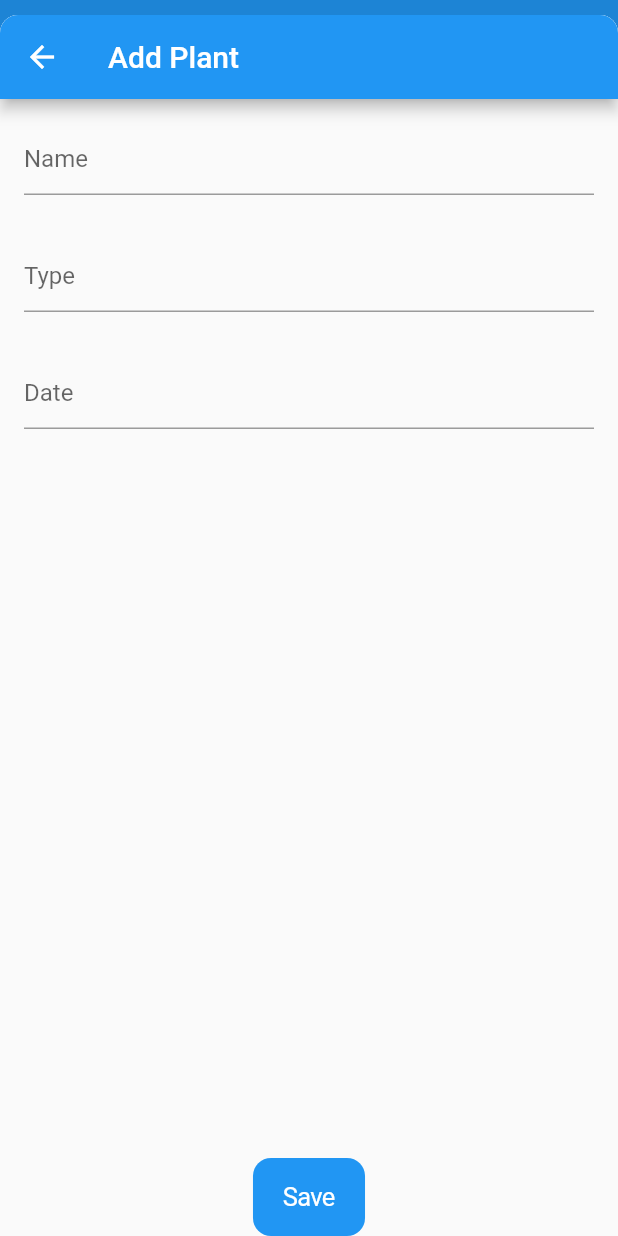
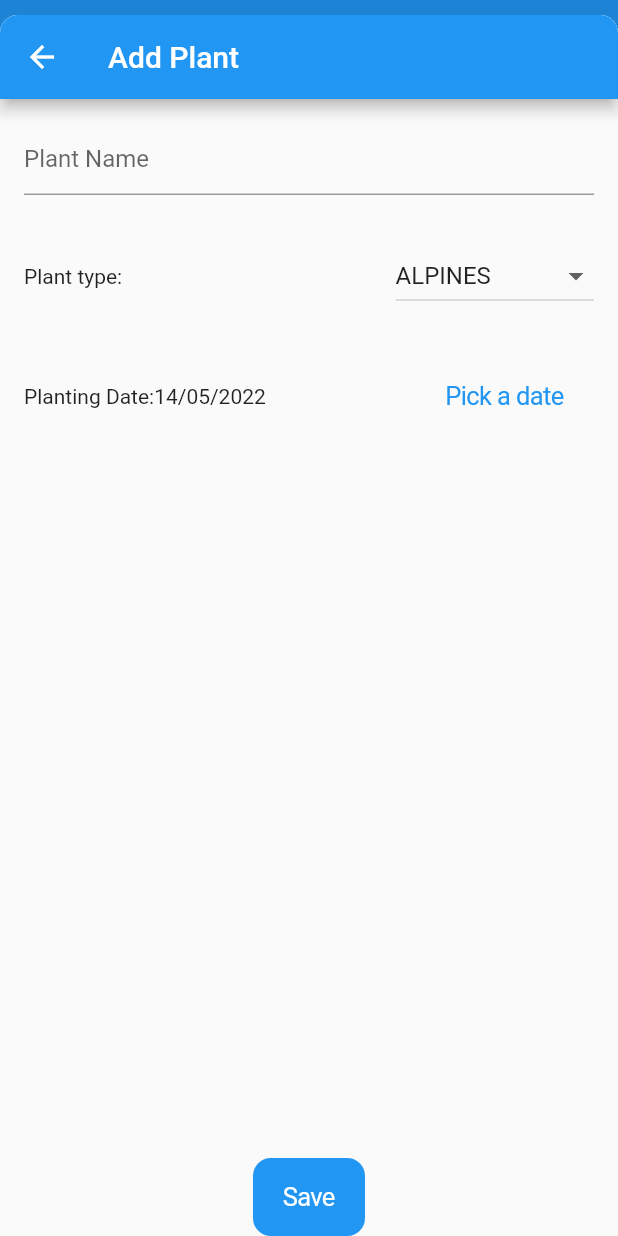
Before and after one commit to semsturgut/flutter_garden, a Flutter app: the screen it shows after launch, after a tap on "+ Add plant", on a phone screen of 412 x 824 dp. Run offline on Flutter 3.47's test engine with Material 2 defaults, Android fonts, the light colour scheme and no system bars; our stand-ins replace auto_route, bloc, floor, flutter_bloc, freezed_annotation, get_it and 2 more; accounts and stored records are empty; generated files the repository leaves out were written again.

Commit message:
feat: editing plant logic and view implementation

```diff
--- a/lib/src/presentation/add_or_edit_plant_page/add_or_edit_plant_cubit.dart
+++ b/lib/src/presentation/add_or_edit_plant_page/add_or_edit_plant_cubit.dart
@@ -10,30 +10,48 @@ class AddOrEditPlantCubit extends Cubit<AddOrEditPlantState> {
   final PlantsService _plantsService;
   AddOrEditPlantCubit(this._plantsService) : super(const ShowLoading());
 
-  // Plant? _plant;
+  late Plant _plant;
 
   Future<void> initialize(Plant? plant) async {
-    // _plant = plant;
+    _updateFieldsFromPlant(plant);
+    _showView();
+  }
+
+  void onNameChange(String name) {
+    _plant = _plant.copyWith(name: name);
+    _showView();
+  }
+
+  void onTypeChange(PlantType plantType) {
+    _plant = _plant.copyWith(plantType: plantType);
+    _showView();
+  }
+
+  void onDateChange(DateTime plantDate) {
+    _plant = _plant.copyWith(plantingDate: plantDate);
     _showView();
   }
 
   Future<void> onSave() async {
     try {
-      await _plantsService.savePlant(
-        Plant(
-          uniqueId: 1,
-          name: "Sems123",
-          plantType: PlantType.alpines,
-          plantingDate: DateTime.now(),
-        ),
-      );
-    } catch (_) {
-      emit(const ShowError());
+      _checkIfFieldsEmpty();
+      await _plantsService.insertOrUpdatePlant(_plant);
+      emit(PlantSaved(_plant));
+    } catch (e) {
+      emit(ShowError(e.toString()));
     }
     _showView();
   }
 
+  void _updateFieldsFromPlant(Plant? plant) => _plant = plant ?? Plant.emptyPlant();
+
   void _showView() {
-    emit(const ShowView());
+    emit(ShowView(plant: _plant));
+  }
+
+  void _checkIfFieldsEmpty() {
+    if (_plant.name == "") throw "Please fill the name field.";
+    if (_plant.name.length < 2) throw "Name should be at least 2 characters.";
+    if (_plant.name.length > 10) throw "Name should be 10 characters maximum.";
   }
 }
--- a/lib/src/presentation/add_or_edit_plant_page/add_or_edit_plant_mixin.dart
+++ b/lib/src/presentation/add_or_edit_plant_page/add_or_edit_plant_mixin.dart
@@ -1,12 +1,25 @@
+import 'package:auto_route/auto_route.dart';
 import 'package:flutter/material.dart';
 import 'package:flutter_bloc/flutter_bloc.dart';
 import 'package:flutter_garden/src/domain/entities/plant.dart';
 import 'package:flutter_garden/src/presentation/add_or_edit_plant_page/add_or_edit_plant_cubit.dart';
 import 'package:flutter_garden/src/presentation/add_or_edit_plant_page/add_or_edit_plant_state.dart';
 import 'package:flutter_garden/src/presentation/add_or_edit_plant_page/add_or_edit_plant_view.dart';
-import 'package:flutter_garden/src/presentation/widgets/error_view.dart';
 
 mixin AddOrEditPlantMixin {
+  bool buildWhen(AddOrEditPlantState previous, AddOrEditPlantState current) =>
+      current is! ShowError && current is! PlantSaved;
+
+  bool listenWhen(AddOrEditPlantState previous, AddOrEditPlantState current) => current is! ShowView;
+
+  void listener(BuildContext context, AddOrEditPlantState state) {
+    state.maybeMap(
+      showError: (state) => _showErrorSnackBar(context, state.message),
+      plantSaved: (state) => context.popRoute(state.plant),
+      orElse: () {},
+    );
+  }
+
   Widget builder(
     BuildContext context,
     AddOrEditPlantState state, {
@@ -14,9 +27,17 @@ mixin AddOrEditPlantMixin {
   }) {
     final cubit = BlocProvider.of<AddOrEditPlantCubit>(context);
     return state.maybeMap(
-      showView: (state) => AddOrEditPlantView(onSave: cubit.onSave),
-      showError: (state) => ErrorView(reloadCallback: () => cubit.initialize(plant)),
+      showView: (state) => AddOrEditPlantView(
+        plant: state.plant,
+        onNameChange: cubit.onNameChange,
+        onTypeChange: cubit.onTypeChange,
+        onDateChange: cubit.onDateChange,
+        onSave: cubit.onSave,
+      ),
       orElse: () => const SizedBox(),
     );
   }
+
+  void _showErrorSnackBar(BuildContext context, String message) =>
+      ScaffoldMessenger.of(context).showSnackBar(SnackBar(content: Text(message)));
 }
--- a/lib/src/presentation/add_or_edit_plant_page/add_or_edit_plant_page.dart
+++ b/lib/src/presentation/add_or_edit_plant_page/add_or_edit_plant_page.dart
@@ -21,7 +21,10 @@ class AddOrEditPlantPage extends StatelessWidget with AddOrEditPlantMixin implem
   Widget build(BuildContext context) {
     return Scaffold(
       appBar: AppBar(title: Text(plant != null ? "Update Plant" : "Add Plant")),
-      body: BlocBuilder<AddOrEditPlantCubit, AddOrEditPlantState>(
+      body: BlocConsumer<AddOrEditPlantCubit, AddOrEditPlantState>(
+        listenWhen: listenWhen,
+        listener: listener,
+        buildWhen: buildWhen,
         builder: (context, state) => builder(
           context,
           state,
--- a/lib/src/presentation/add_or_edit_plant_page/add_or_edit_plant_state.dart
+++ b/lib/src/presentation/add_or_edit_plant_page/add_or_edit_plant_state.dart
@@ -1,3 +1,4 @@
+import 'package:flutter_garden/src/domain/entities/plant.dart';
 import 'package:freezed_annotation/freezed_annotation.dart';
 
 part 'add_or_edit_plant_state.freezed.dart';
@@ -6,7 +7,9 @@ part 'add_or_edit_plant_state.freezed.dart';
 class AddOrEditPlantState with _$AddOrEditPlantState {
   const factory AddOrEditPlantState.loading() = ShowLoading;
 
-  const factory AddOrEditPlantState.showView() = ShowView;
+  const factory AddOrEditPlantState.showView({Plant? plant}) = ShowView;
 
-  const factory AddOrEditPlantState.showError({String? message}) = ShowError;
+  const factory AddOrEditPlantState.showError(String message) = ShowError;
+
+  const factory AddOrEditPlantState.plantSaved(Plant plant) = PlantSaved;
 }
--- a/lib/src/presentation/add_or_edit_plant_page/add_or_edit_plant_view.dart
+++ b/lib/src/presentation/add_or_edit_plant_page/add_or_edit_plant_view.dart
@@ -1,11 +1,18 @@
 import 'package:flutter/cupertino.dart';
 import 'package:flutter/material.dart';
+import 'package:flutter_garden/src/core/extensions/date_time_extension.dart';
 import 'package:flutter_garden/src/domain/entities/plant.dart';
 
 class AddOrEditPlantView extends StatelessWidget {
   final Plant? plant;
+  final Function(String) onNameChange;
+  final Function(PlantType) onTypeChange;
+  final Function(DateTime) onDateChange;
   final VoidCallback onSave;
   const AddOrEditPlantView({
+    required this.onNameChange,
+    required this.onTypeChange,
+    required this.onDateChange,
     required this.onSave,
     this.plant,
     Key? key,
@@ -16,7 +23,14 @@ class AddOrEditPlantView extends StatelessWidget {
     return SafeArea(
       child: Column(
         children: [
-          const Expanded(child: _Body()),
+          Expanded(
+            child: _Body(
+              onNameChange: onNameChange,
+              onTypeChange: onTypeChange,
+              onDateChange: onDateChange,
+              plant: plant,
+            ),
+          ),
           _AddPlantButton(onSave: onSave),
         ],
       ),
@@ -25,22 +39,124 @@ class AddOrEditPlantView extends StatelessWidget {
 }
 
 class _Body extends StatelessWidget {
-  const _Body({Key? key}) : super(key: key);
+  final Plant? plant;
+  final Function(String) onNameChange;
+  final Function(PlantType) onTypeChange;
+  final Function(DateTime) onDateChange;
+  const _Body({
+    required this.onNameChange,
+    required this.onTypeChange,
+    required this.onDateChange,
+    this.plant,
+    Key? key,
+  }) : super(key: key);
 
   @override
   Widget build(BuildContext context) {
     return SingleChildScrollView(
       padding: const EdgeInsets.symmetric(horizontal: 16, vertical: 16),
       child: Column(
+        crossAxisAlignment: CrossAxisAlignment.start,
         children: [
-          TextFormField(decoration: const InputDecoration(hintText: 'Name')),
+          _NameField(plant: plant, onNameChange: onNameChange),
           const SizedBox(height: 30),
-          TextFormField(decoration: const InputDecoration(hintText: 'Type')),
+          _PlantsDropDown(plant: plant, onTypeChange: onTypeChange),
           const SizedBox(height: 30),
-          TextFormField(decoration: const InputDecoration(hintText: 'Date')),
+          _DatePickerField(plant: plant, onDateChange: onDateChange),
           const SizedBox(height: 30),
         ],
       ),
+    );
+  }
+}
+
+class _NameField extends StatelessWidget {
+  const _NameField({
+    required this.plant,
+    required this.onNameChange,
+    Key? key,
+  }) : super(key: key);
+
+  final Plant? plant;
+  final Function(String p1) onNameChange;
+
+  @override
+  Widget build(BuildContext context) {
+    return TextFormField(
+      initialValue: plant?.name,
+      decoration: const InputDecoration(hintText: 'Plant Name'),
+      onChanged: onNameChange,
+    );
+  }
+}
+
+class _PlantsDropDown extends StatelessWidget {
+  const _PlantsDropDown({
+    required this.plant,
+    required this.onTypeChange,
+    Key? key,
+  }) : super(key: key);
+
+  final Plant? plant;
+  final Function(PlantType p1) onTypeChange;
+
+  @override
+  Widget build(BuildContext context) {
+    return Row(
+      mainAxisAlignment: MainAxisAlignment.spaceBetween,
+      children: [
+        const Text('Plant type:'),
+        DropdownButton<PlantType>(
+          value: plant?.plantType,
+          items: PlantType.values.map((type) => _buildMenuItem(type)).toList(),
+          onChanged: (item) {
+            if (item != null) onTypeChange(item);
+          },
+        ),
+      ],
+    );
+  }
+
+  DropdownMenuItem<PlantType> _buildMenuItem(PlantType item) => DropdownMenuItem(
+        value: item,
+        child: Text(item.name.toUpperCase()),
+      );
+}
+
+class _DatePickerField extends StatelessWidget {
+  const _DatePickerField({
+    required this.plant,
+    required this.onDateChange,
+    Key? key,
+  }) : super(key: key);
+
+  final Plant? plant;
+  final Function(DateTime p1) onDateChange;
+
+  @override
+  Widget build(BuildContext context) {
+    return Row(
+      mainAxisAlignment: MainAxisAlignment.spaceBetween,
+      children: [
+        Text('Planting Date:' + (plant?.plantingDate.parseToDayMonthYear() ?? DateTime.now().parseToDayMonthYear())),
+        CupertinoButton(
+          child: const Text('Pick a date'),
+          onPressed: () {
+            _showDatePicker(context).then((value) {
+              if (value != null) onDateChange(value);
+            });
+          },
+        ),
+      ],
+    );
+  }
+
+  Future<DateTime?> _showDatePicker(BuildContext context) {
+    return showDatePicker(
+      context: context,
+      initialDate: DateTime.now(),
+      firstDate: DateTime(2000),
+      lastDate: DateTime(2100),
     );
   }
 }
```
